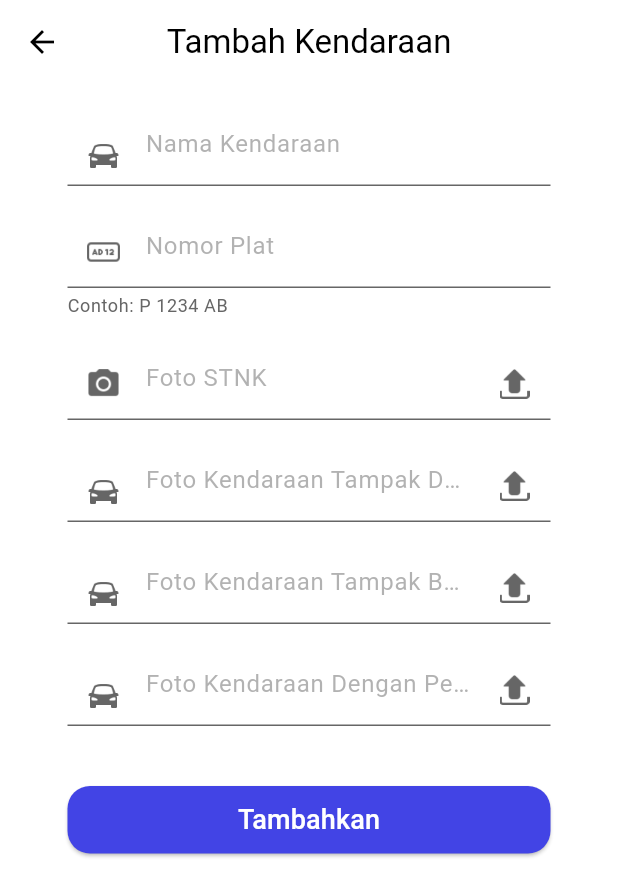
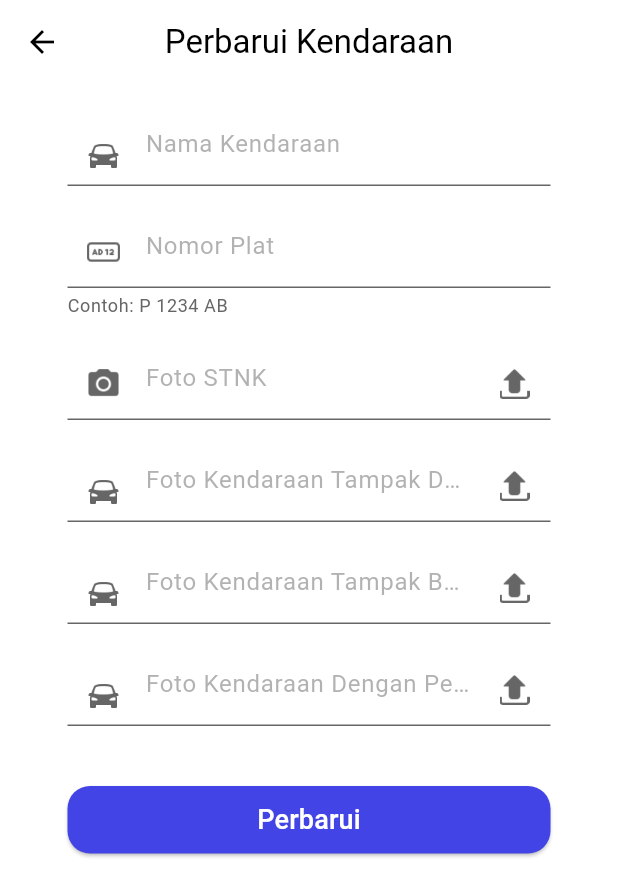
Before and after one commit to fauzan2720/smart-parking, a Flutter app: the EditVehicle screen opened directly with empty values, on a phone screen of 412 x 824 dp. Shown: the top 896 px of the screen. Run offline on Flutter 3.47's test engine with Material 2 defaults, Android fonts, the phone set to English and light mode, and no system bars; our stand-ins replace flutter_animate, flutter_bloc, get_it, image_picker; statements that could not run were skipped.

Commit message:
edit label

```diff
--- a/lib/features/vehicle/presentation/pages/edit_vehicle.dart
+++ b/lib/features/vehicle/presentation/pages/edit_vehicle.dart
@@ -53,7 +53,7 @@ class _EditVehicleState extends State<EditVehicle> {
   Widget build(BuildContext context) {
     return Scaffold(
       appBar: AppBar(
-        title: const Text("Tambah Kendaraan"),
+        title: const Text("Perbarui Kendaraan"),
       ),
       body: Form(
         key: formKey,
@@ -143,7 +143,7 @@ class _EditVehicleState extends State<EditVehicle> {
             ),
             40.0.height,
             SmartFormButton(
-              text: "Tambahkan",
+              text: "Perbarui",
               onPressed: () {
                 if (formKey.currentState!.validate()) {
                   "Berhasil diperbarui".succeedBar(context);
```
